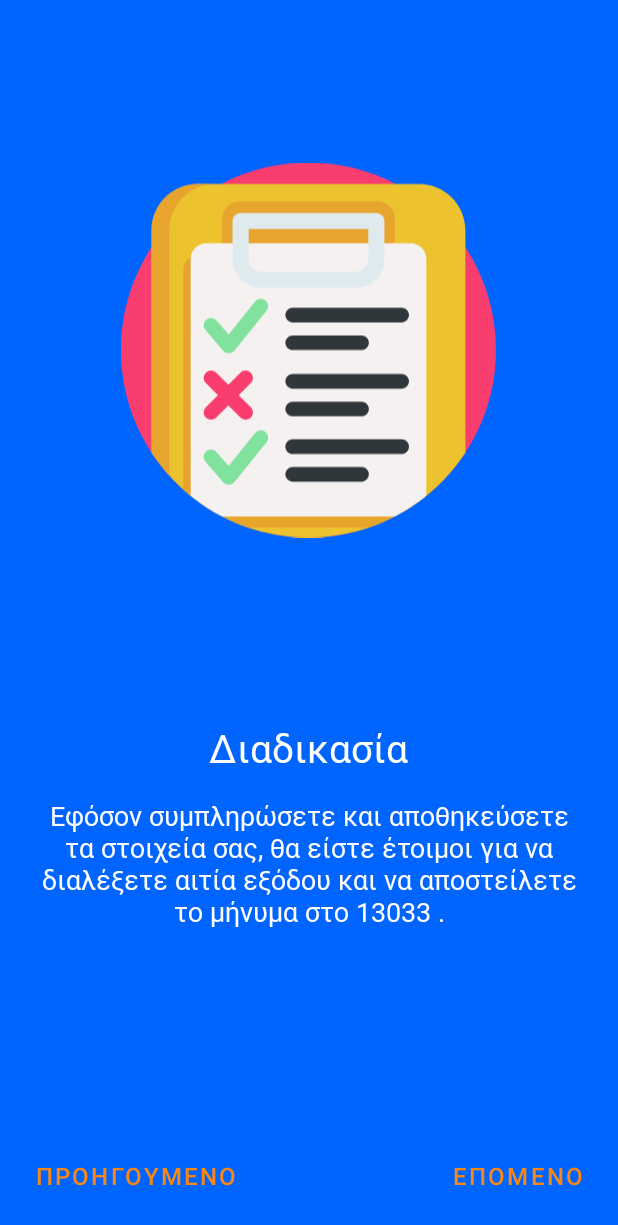
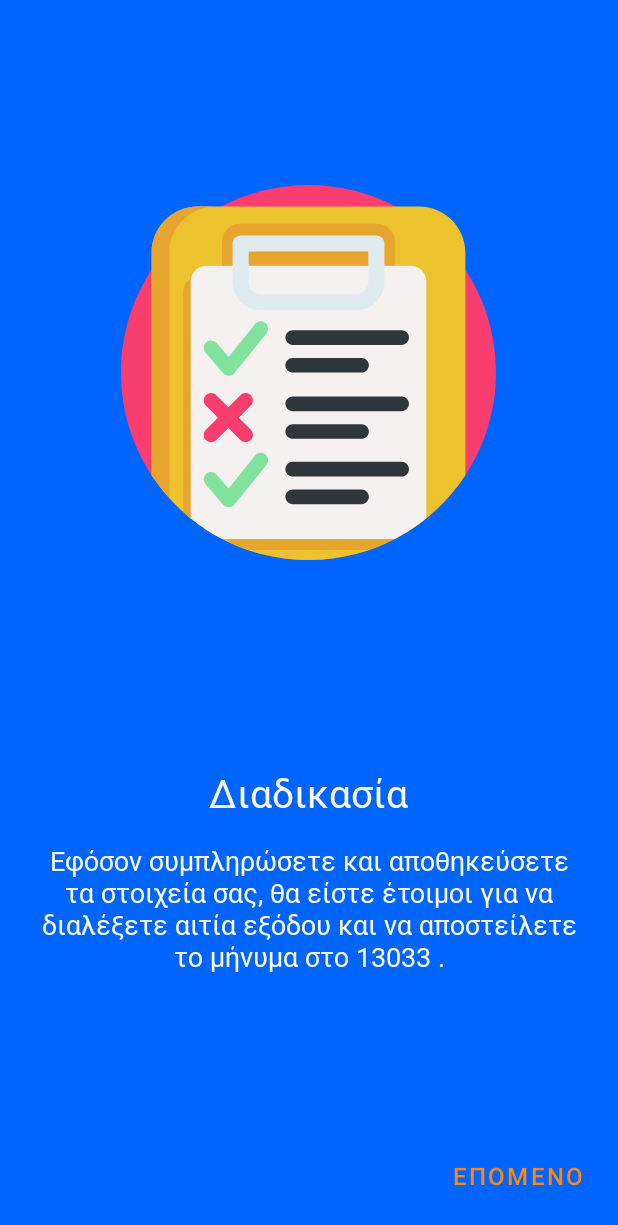
Before and after one commit to Tzelalis/CoronoSMS, an Android app: the screen it shows after launch (Tutorial), after a tap on "ΕΠΟΜΕΝΟ", on a phone screen of 412 x 824 dp. Shown: the top 1225 px of the screen. Run offline under Robolectric (Android 15) with nearby library versions, the phone set to English and light mode, and no system bars.

Commit message:
removed bar variable

```diff
--- a/app/src/main/java/com/SuncityDevs/covid19sms/SecondFragment.java
+++ b/app/src/main/java/com/SuncityDevs/covid19sms/SecondFragment.java
@@ -14,7 +14,7 @@ import android.widget.TextView;
 public class SecondFragment extends Fragment {
 
     TextView next;
-    TextView back;
+    //TextView back;
     ViewPager viewPager;
 
 
@@ -41,14 +41,14 @@ public class SecondFragment extends Fragment {
         });
 
 
-        back = view.findViewById(R.id.slider_two_back);
-        back.setOnClickListener(new View.OnClickListener() {
-            @Override
-            public void onClick(View v) {
-                viewPager.setCurrentItem(0);
-            }
-
-        });
+//        back = view.findViewById(R.id.slider_two_back);
+//        back.setOnClickListener(new View.OnClickListener() {
+//            @Override
+//            public void onClick(View v) {
+//                viewPager.setCurrentItem(0);
+//            }
+//
+//        });
 
 
         return view;
--- a/app/src/main/java/com/SuncityDevs/covid19sms/ThirdFragment.java
+++ b/app/src/main/java/com/SuncityDevs/covid19sms/ThirdFragment.java
@@ -14,7 +14,7 @@ import android.widget.TextView;
 public class ThirdFragment extends Fragment {
 
     TextView done;
-    TextView back;
+    //TextView back;
     ViewPager viewPager;
 
 
@@ -47,14 +47,14 @@ public class ThirdFragment extends Fragment {
         });
 
 
-        back = view.findViewById(R.id.slider_three_back);
-        back.setOnClickListener(new View.OnClickListener(){
-            @Override
-            public void onClick(View v) {
-                viewPager.setCurrentItem(1);
-            }
-
-        });
+//        back = view.findViewById(R.id.slider_three_back);
+//        back.setOnClickListener(new View.OnClickListener(){
+//            @Override
+//            public void onClick(View v) {
+//                viewPager.setCurrentItem(1);
+//            }
+//
+//        });
 
 
         return view;
--- a/app/src/main/res/layout/fragment_first.xml
+++ b/app/src/main/res/layout/fragment_first.xml
@@ -52,7 +52,7 @@
         android:layout_width="match_parent"
         android:layout_height="wrap_content"
         android:orientation="horizontal"
-        android:layout_marginTop="120dp">
+        android:layout_marginTop="90dp">
 
 
 
--- a/app/src/main/res/layout/fragment_second.xml
+++ b/app/src/main/res/layout/fragment_second.xml
@@ -49,21 +49,21 @@
     <RelativeLayout
         android:layout_width="match_parent"
         android:layout_height="wrap_content"
-        android:layout_marginTop="120dp"
+        android:layout_marginTop="90dp"
         android:orientation="horizontal">
 
-        <Button
-            android:id="@+id/slider_two_back"
-            android:layout_width="wrap_content"
-            android:layout_height="wrap_content"
-            android:layout_gravity="bottom|end"
-            android:layout_weight="1"
-            android:layout_alignParentLeft="true"
-            android:text="@string/back"
-            style="@style/Widget.MaterialComponents.Button.TextButton"
-            android:textColor="@color/tuto_title"
-            android:autoSizeTextType="uniform"
-            android:textSize="16sp" />
+<!--        <Button-->
+<!--            android:id="@+id/slider_two_back"-->
+<!--            android:layout_width="wrap_content"-->
+<!--            android:layout_height="wrap_content"-->
+<!--            android:layout_gravity="bottom|end"-->
+<!--            android:layout_weight="1"-->
+<!--            android:layout_alignParentLeft="true"-->
+<!--            android:text="@string/back"-->
+<!--            style="@style/Widget.MaterialComponents.Button.TextButton"-->
+<!--            android:textColor="@color/tuto_title"-->
+<!--            android:autoSizeTextType="uniform"-->
+<!--            android:textSize="16sp" />-->
 
 
         <Button
```
Also changed, not shown: app/src/main/java/com/SuncityDevs/covid19sms/MainActivity.java (+22 -5 lines), app/src/main/res/layout/fragment_third.xml (+12 -12 lines).
